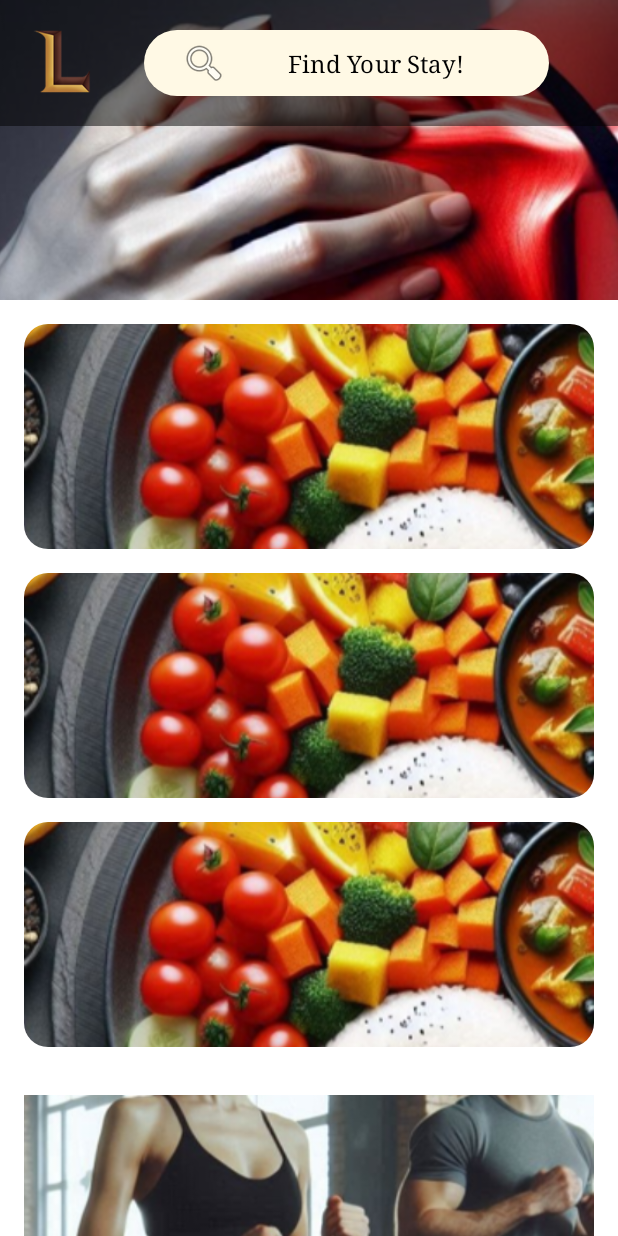
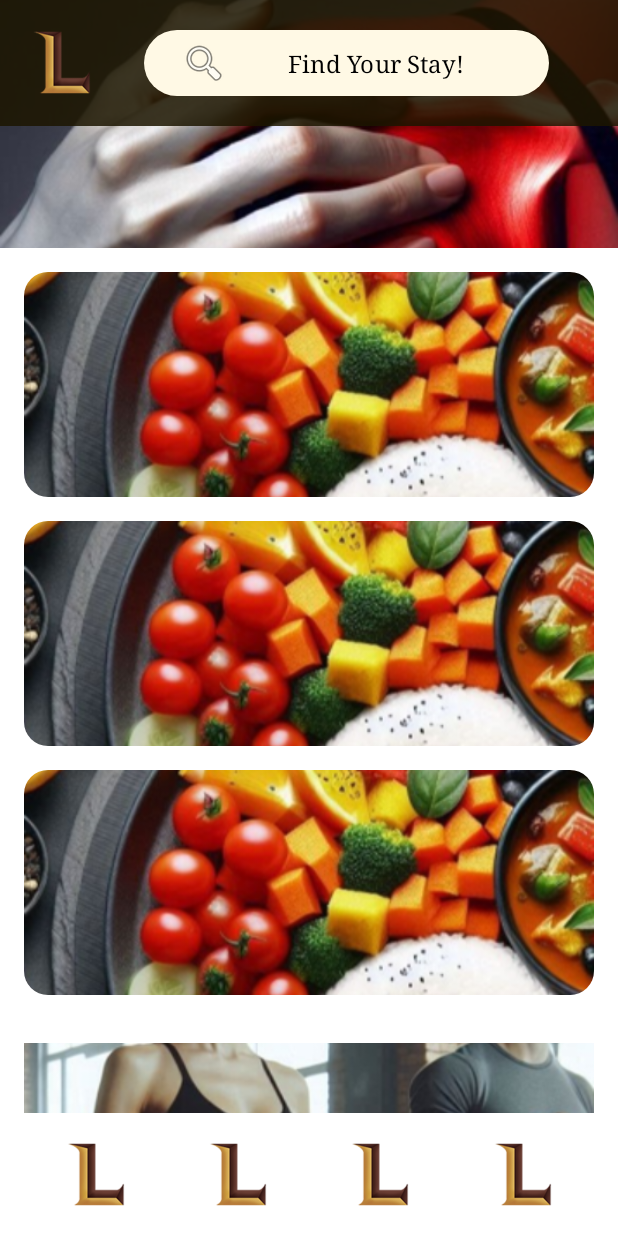
Before and after one commit to sadanah/luxevista-app, an Android app: the HomeActivity screen opened directly, with no data from a screen before it, on a phone screen of 412 x 824 dp. Run offline under Robolectric (Android 15) with nearby library versions, the phone set to English and light mode, and no system bars.

Commit message:
Bottom navigation

```diff
--- /dev/null
+++ b/app/src/main/res/drawable/bottom_nav_shadow.xml
@@ -0,0 +1,9 @@
+<layer-list xmlns:android="http://schemas.android.com/apk/res/android">
+    <!-- White background -->
+    <item>
+        <shape>
+            <solid android:color="#FFFFFF"/> <!-- White background -->
+            <corners android:topLeftRadius="10dp" android:topRightRadius="10dp"/> <!-- Rounded top corners -->
+        </shape>
+    </item>
+</layer-list>
--- a/app/src/main/res/layout/home.xml
+++ b/app/src/main/res/layout/home.xml
@@ -1,4 +1,4 @@
-<LinearLayout xmlns:android="http://schemas.android.com/apk/res/android"
+<RelativeLayout xmlns:android="http://schemas.android.com/apk/res/android"
     android:id="@+id/home"
     android:layout_width="match_parent"
     android:layout_height="match_parent"
@@ -7,46 +7,7 @@
     <!-- Section with background image -->
     <FrameLayout
         android:layout_width="match_parent"
-        android:layout_height="200dp">
-
-        <ImageView
-            android:id="@+id/backgroundImage"
-            android:layout_width="match_parent"
-            android:layout_height="match_parent"
-            android:scaleType="centerCrop"
-            android:src="@drawable/offer2"/>
-
-        <LinearLayout
-            android:layout_width="match_parent"
-            android:layout_height="wrap_content"
-            android:orientation="horizontal"
-            android:padding="16dp"
-            android:background="#80000000">
-
-            <ImageView
-                android:id="@+id/profileButton"
-                android:layout_width="50dp"
-                android:layout_height="50dp"
-                android:src="@drawable/logo_icon"
-                android:background="?attr/selectableItemBackgroundBorderless"
-                android:scaleType="centerCrop"
-                android:contentDescription="Profile"
-                android:clickable="true"
-                android:focusable="true" />
-
-            <Button
-                android:layout_width="match_parent"
-                android:layout_height="wrap_content"
-                android:layout_marginHorizontal="30dp"
-                android:drawableLeft="@android:drawable/ic_menu_search"
-                android:text="Find Your Stay!"
-                android:textSize="16sp"
-                android:textColor="@color/black"
-                android:fontFamily="serif"/>
-
-        </LinearLayout>
-
-    </FrameLayout>
+        android:layout_height="match_parent">
 
         <!-- Scrollable content starts below -->
         <androidx.core.widget.NestedScrollView
@@ -60,7 +21,14 @@
                 android:orientation="vertical"
                 android:gravity="center">
 
-            <!--offers amd promo-->
+                <ImageView
+                    android:id="@+id/backgroundImage"
+                    android:layout_width="match_parent"
+                    android:layout_height="match_parent"
+                    android:scaleType="centerCrop"
+                    android:src="@drawable/offer2"/>
+
+                <!--offers and promo-->
                 <ImageView
                     android:id="@+id/imageOffers"
                     android:layout_width="match_parent"
@@ -83,7 +51,7 @@
                     android:background="@drawable/rounded_corners"
                     android:scaleType="centerCrop"
                     android:clickable="true"
-                android:contentDescription="Offers and promotions"
+                    android:contentDescription="Browse rooms"
                     android:clipToOutline="true" />
 
                 <!--facilities and services-->
@@ -96,7 +64,7 @@
                     android:background="@drawable/rounded_corners"
                     android:scaleType="centerCrop"
                     android:clickable="true"
-                android:contentDescription="Offers and promotions"
+                    android:contentDescription="Facilities and services"
                     android:clipToOutline="true" />
 
                 <ImageView
@@ -148,9 +116,96 @@
                     android:gravity="center"
                     android:layout_marginTop="16dp" />
 
-
             </LinearLayout>
 
         </androidx.core.widget.NestedScrollView>
 
+        <LinearLayout
+            android:layout_width="match_parent"
+            android:layout_height="wrap_content"
+            android:orientation="horizontal"
+            android:padding="16dp"
+            android:background="#DA1D1600"
+            android:gravity="center" >
+
+            <ImageView
+                android:id="@+id/profileButton"
+                android:layout_width="50dp"
+                android:layout_height="50dp"
+                android:src="@drawable/logo_icon"
+                android:background="?attr/selectableItemBackgroundBorderless"
+                android:scaleType="centerCrop"
+                android:contentDescription="Profile"
+                android:clickable="true"
+                android:focusable="true" />
+
+            <Button
+                android:layout_width="match_parent"
+                android:layout_height="wrap_content"
+                android:layout_marginHorizontal="30dp"
+                android:drawableLeft="@android:drawable/ic_menu_search"
+                android:text="Find Your Stay!"
+                android:textSize="16sp"
+                android:textColor="@color/black"
+                android:fontFamily="serif"/>
+
         </LinearLayout>
+
+    </FrameLayout>
+    <!-- Bottom Navigation Bar (Fixed) -->
+    <LinearLayout
+        android:layout_width="match_parent"
+        android:layout_height="wrap_content"
+        android:orientation="horizontal"
+        android:padding="16dp"
+        android:background="@drawable/bottom_nav_shadow"
+        android:gravity="center_vertical"
+        android:layout_alignParentBottom="true">
+
+        <ImageView
+            android:id="@+id/homeButton"
+            android:layout_width="0dp"
+            android:layout_height="50dp"
+            android:layout_weight="1"
+            android:src="@drawable/logo_icon"
+            android:background="?attr/selectableItemBackgroundBorderless"
+            android:scaleType="centerInside"
+            android:contentDescription="Home"
+            android:clickable="true"/>
+
+        <ImageView
+            android:id="@+id/browseButton"
+            android:layout_width="0dp"
+            android:layout_height="50dp"
+            android:layout_weight="1"
+            android:src="@drawable/logo_icon"
+            android:background="?attr/selectableItemBackgroundBorderless"
+            android:scaleType="centerInside"
+            android:contentDescription="Browse"
+            android:clickable="true"/>
+
+        <ImageView
+            android:id="@+id/bookingsButton"
+            android:layout_width="0dp"
+            android:layout_height="50dp"
+            android:layout_weight="1"
+            android:src="@drawable/logo_icon"
+            android:background="?attr/selectableItemBackgroundBorderless"
+            android:scaleType="centerInside"
+            android:contentDescription="My bookings"
+            android:clickable="true"/>
+
+        <ImageView
+            android:id="@+id/infoButton"
+            android:layout_width="0dp"
+            android:layout_height="50dp"
+            android:layout_weight="1"
+            android:src="@drawable/logo_icon"
+            android:background="?attr/selectableItemBackgroundBorderless"
+            android:scaleType="centerInside"
+            android:contentDescription="Information"
+            android:clickable="true"/>
+
+    </LinearLayout>
+
+</RelativeLayout>
```
Lines whose indentation alone changed are shown as unchanged.
